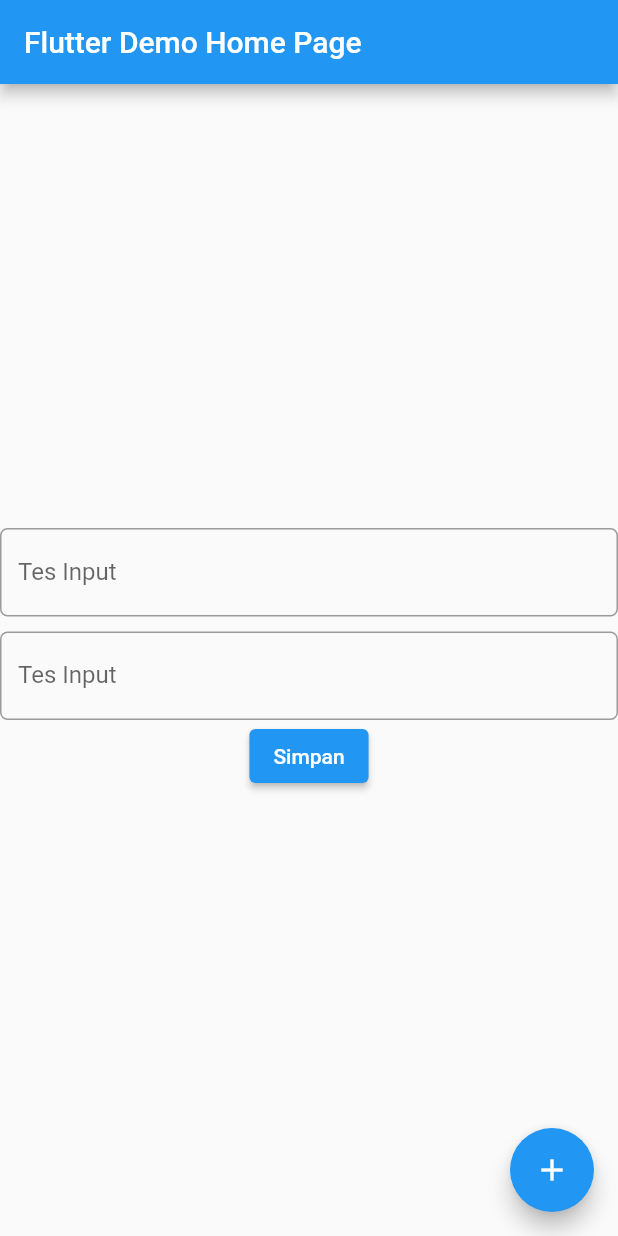
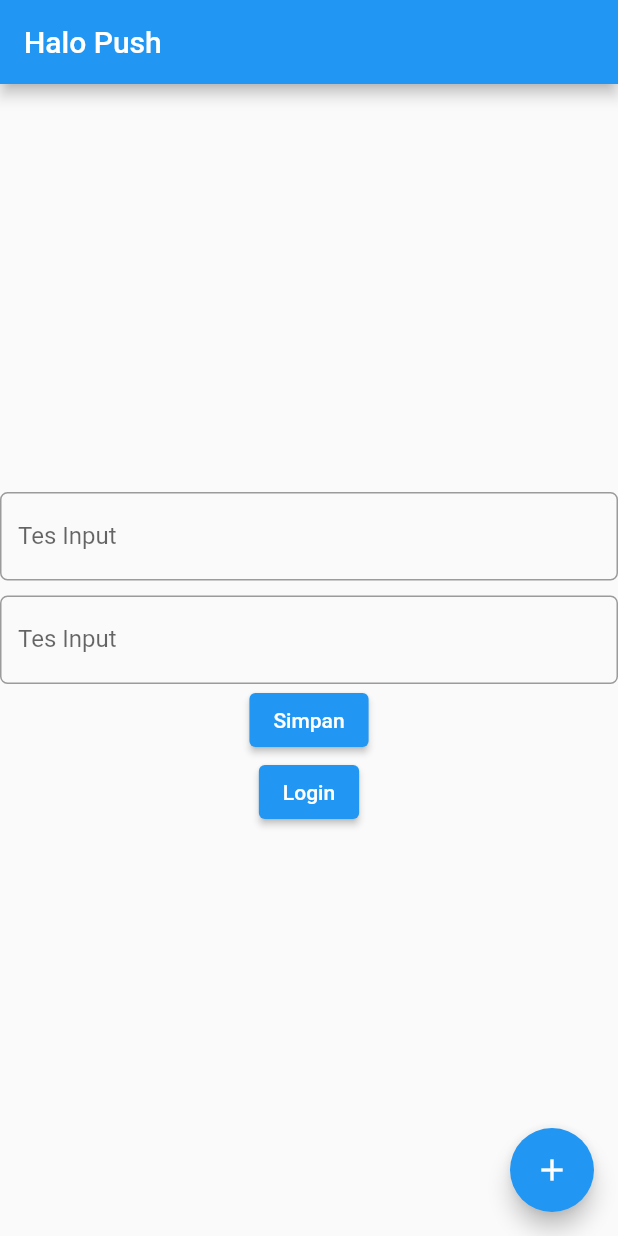
Before and after one commit to franklindh/flutter_app, a Flutter app: the MyHomePage screen opened directly, after a tap on "Simpan", on a phone screen of 412 x 824 dp. Run offline on Flutter 3.47's test engine with Material 2 defaults, Android fonts, the phone set to English and light mode, and no system bars; our stand-ins replace shared_preferences; accounts and stored records are empty.

```diff
--- a/lib/main.dart
+++ b/lib/main.dart
@@ -1,4 +1,8 @@
+// ignore_for_file: unnecessary_new
+
 import 'package:flutter/material.dart';
+import 'package:flutter_app/pertemuan1.dart';
+import 'package:shared_preferences/shared_preferences.dart';
 
 void main() {
   runApp(const MyApp());
@@ -56,6 +60,26 @@ class _MyHomePageState extends State<MyHomePage> {
     });
   }
 
+  void navigateLogin() async {
+    SharedPreferences pref = await SharedPreferences.getInstance();
+    int? isLogin = pref.getInt("is_login");
+    if (isLogin == 1) {
+      Navigator.push(
+        context,
+        MaterialPageRoute(
+            builder: (context) => const Pertemuan1(
+                  title: "Halo Push",
+                )),
+      );
+    }
+  }
+
+  @override
+  void initState() {
+    super.initState();
+    navigateLogin();
+  }
+
   @override
   Widget build(BuildContext context) {
     return Scaffold(
@@ -74,24 +98,41 @@ class _MyHomePageState extends State<MyHomePage> {
                     borderRadius: new BorderRadius.circular(5),
                   )),
             ),
-            Padding(
+            const Padding(
               padding: EdgeInsets.all(5.0),
             ),
             TextFormField(
-              decoration: new InputDecoration(
+              decoration: InputDecoration(
                   labelText: "Tes Input",
                   hintText: "Teks yang",
                   border: OutlineInputBorder(
-                    borderRadius: new BorderRadius.circular(5),
+                    borderRadius: BorderRadius.circular(5),
                   )),
             ),
             ElevatedButton(
-              child: Text(
+              child: const Text(
                 "Simpan",
                 style: TextStyle(color: Colors.white),
               ),
               onPressed: () {
-                print("Tombol Simpan Ditekan");
+                // print("Tombol Simpan Ditekan");
+              },
+            ),
+            ElevatedButton(
+              child: const Text(
+                "Login",
+                style: TextStyle(color: Colors.white),
+              ),
+              onPressed: () async {
+                SharedPreferences pref = await SharedPreferences.getInstance();
+                await pref.setInt("is_login", 1);
+                Navigator.pushReplacement(
+                  context,
+                  MaterialPageRoute(
+                      builder: (context) => const Pertemuan1(
+                            title: "Halo Push",
+                          )),
+                );
               },
             )
           ],
```
Also changed, not shown: lib/pertemuan1.dart (added, +123 -0 lines), pubspec.yaml (+6 -16 lines), pubspec.lock, 1 other file.
